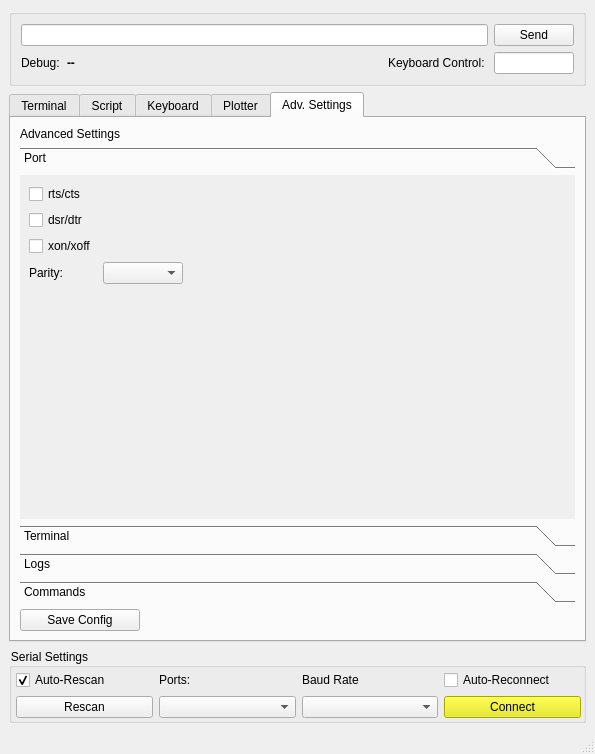
This is ui_files/mainWindow.ui in careweather/SerialKiller as Qt 5 draws it before an edit. The edited form follows.
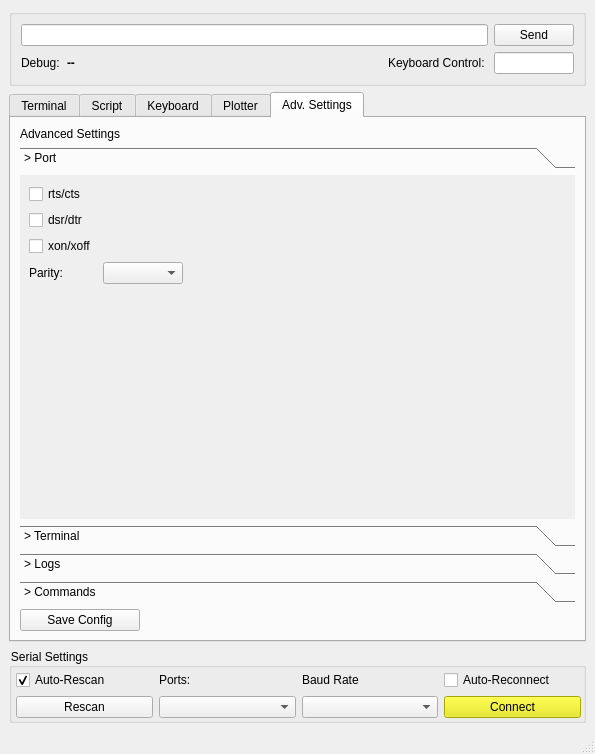
This is the edited form. The open tabs and pages were chosen to show the change. Custom widgets are drawn as their Qt base class.

```diff
--- a/ui_files/mainWindow.ui
+++ b/ui_files/mainWindow.ui
@@ -740,7 +740,7 @@
            <enum>QFrame::NoFrame</enum>
           </property>
           <property name="frameShadow">
-           <enum>QFrame::Raised</enum>
+           <enum>QFrame::Sunken</enum>
           </property>
           <property name="lineWidth">
            <number>1</number>
@@ -749,7 +749,10 @@
            <number>1</number>
           </property>
           <property name="currentIndex">
-           <number>1</number>
+           <number>0</number>
+          </property>
+          <property name="tabSpacing">
+           <number>6</number>
           </property>
           <widget class="QWidget" name="toolBoxPagePorts">
            <property name="geometry">
@@ -761,7 +764,7 @@
             </rect>
            </property>
            <attribute name="label">
-            <string>Port</string>
+            <string>&gt; Port</string>
            </attribute>
            <layout class="QGridLayout" name="gridLayout_13">
             <item row="3" column="1">
@@ -868,7 +871,7 @@
             </rect>
            </property>
            <attribute name="label">
-            <string>Terminal</string>
+            <string>&gt; Terminal</string>
            </attribute>
            <layout class="QGridLayout" name="gridLayout_5">
             <item row="2" column="0">
@@ -1178,7 +1181,7 @@
             </rect>
            </property>
            <attribute name="label">
-            <string>Logs</string>
+            <string>&gt; Logs</string>
            </attribute>
            <layout class="QGridLayout" name="gridLayout_4">
             <item row="9" column="0">
@@ -1355,7 +1358,7 @@
             </rect>
            </property>
            <attribute name="label">
-            <string>Commands</string>
+            <string>&gt; Commands</string>
            </attribute>
            <layout class="QGridLayout" name="gridLayout_9">
             <item row="0" column="0">
```
Left out of the diff: 31 changed lines with no effect on the pictures.
